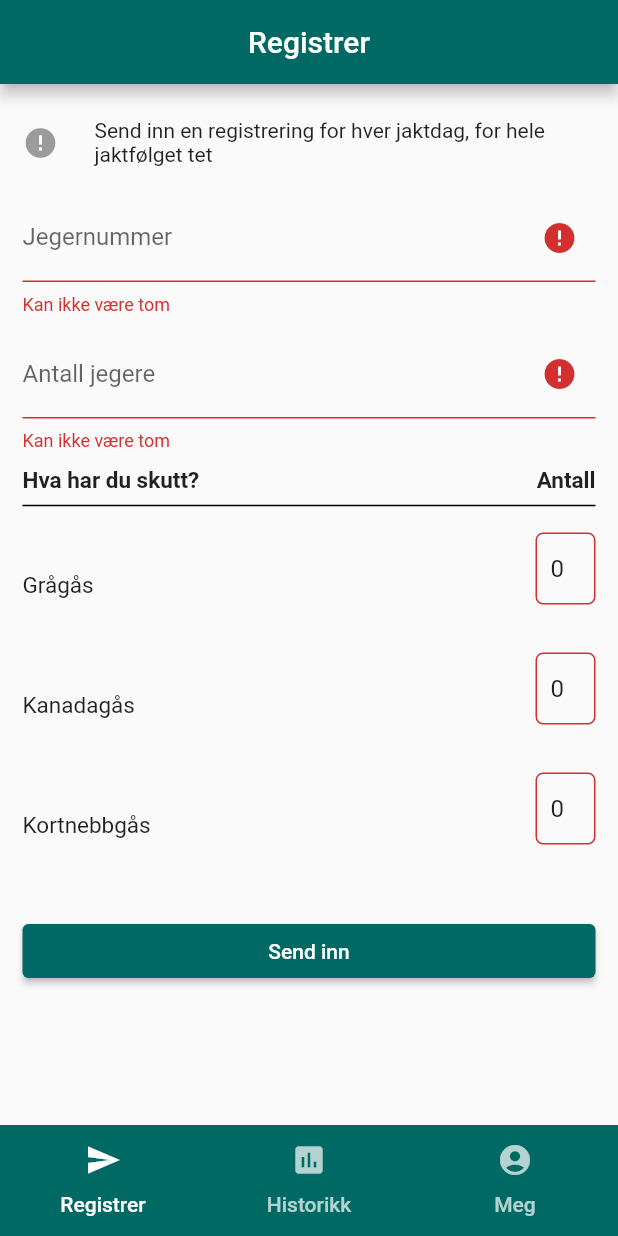
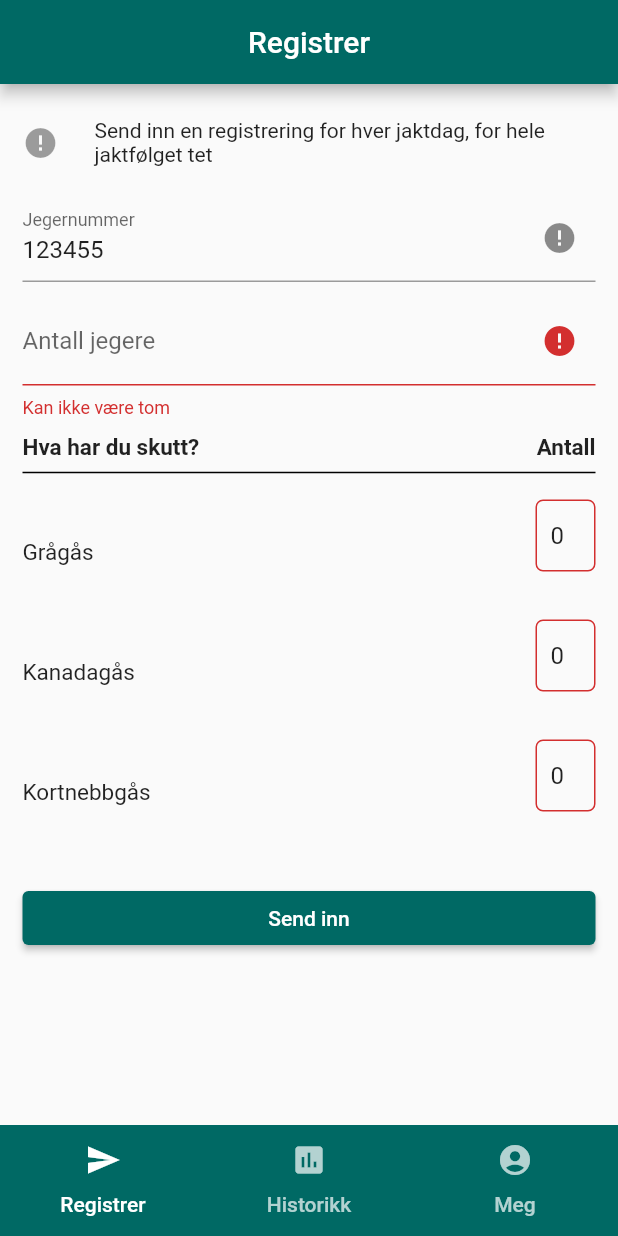
Before and after one commit to magnusgeriksson/gasejakt, a Flutter app: the screen it shows after launch, after a tap on "Send inn", on a phone screen of 412 x 824 dp. Run offline on Flutter 3.47's test engine with Material 2 defaults, Android fonts, the light colour scheme and no system bars; our stand-ins replace get_it.

Commit message:
Get jeger from view model

```diff
--- a/lib/business_logic/utils/constants.dart
+++ b/lib/business_logic/utils/constants.dart
@@ -1 +1,20 @@
-//HELLO THERE
+import 'dart:ui';
+
+import 'package:flutter/material.dart';
+
+const PrimaryColor = Color(0xFF006964);
+const MaterialColor kPrimaryColor = const MaterialColor(
+  0xFF006964,
+  const <int, Color>{
+    50: const Color(0xFF006964),
+    100: const Color(0xFF006964),
+    200: const Color(0xFF006964),
+    300: const Color(0xFF006964),
+    400: const Color(0xFF006964),
+    500: const Color(0xFF006964),
+    600: const Color(0xFF006964),
+    700: const Color(0xFF006964),
+    800: const Color(0xFF006964),
+    900: const Color(0xFF006964),
+  },
+);
--- /dev/null
+++ b/lib/business_logic/view_models/register_view_model.dart
@@ -0,0 +1,40 @@
+import 'package:flutter/material.dart';
+import 'package:gasejakt/business_logic/models/hunter.dart';
+import 'package:gasejakt/business_logic/models/huntingday.dart';
+import 'package:gasejakt/services/goosehunt/goosehunt_service.dart';
+import 'package:gasejakt/services/service_locator.dart';
+
+class RegisterViewModel extends ChangeNotifier {
+  final GoosehuntService _goosehuntService = serviceLocator<GoosehuntService>();
+
+  RegisterPresentation _registerPresentation;
+
+  RegisterPresentation get registerPresentation => _registerPresentation;
+
+  void sendData(Huntingday huntingday) async {
+    var res = await _goosehuntService.registerHuntingday(huntingday);
+
+    notifyListeners();
+  }
+
+  void getKommuner() async {
+
+  }
+
+  Future<void> loadData() async {
+    var hunter = await _goosehuntService.getHunter();
+    _prepareRegisterPresentation(hunter);
+
+    notifyListeners();
+  }
+
+  void _prepareRegisterPresentation(Hunter hunter) {
+    _registerPresentation = RegisterPresentation(hunter.hunterNumber);
+  }
+}
+
+class RegisterPresentation {
+  final String jegernummer;
+
+  RegisterPresentation(this.jegernummer);
+}
--- a/lib/business_logic/view_models/register_viewmodel.dart
+++ /dev/null
@@ -1,16 +0,0 @@
-import 'package:flutter/material.dart';
-import 'package:gasejakt/business_logic/models/huntingday.dart';
-import 'package:gasejakt/services/goosehunt/goosehunt_service.dart';
-import 'package:gasejakt/services/service_locator.dart';
-
-class RegisterViewModel extends ChangeNotifier {
-  final GoosehuntService _goosehuntService = serviceLocator<GoosehuntService>();
-
-  void sendData(Huntingday huntingday) async {
-
-    await _goosehuntService.registerHuntingday(huntingday);
-
-  }
-
-  String testString = "Registrer";
-}
--- a/lib/main.dart
+++ b/lib/main.dart
@@ -4,27 +4,12 @@ import 'package:gasejakt/ui/screens/history_screen.dart';
 import 'package:gasejakt/ui/screens/profile_screen.dart';
 import 'package:gasejakt/ui/screens/register_screen.dart';
 
+import 'business_logic/utils/constants.dart';
+
 void main() {
   setupServiceLocator();
   runApp(GoosehuntApp());
 }
-
-const PrimaryColor = Color(0xFF006964);
-const MaterialColor kPrimaryColor = const MaterialColor(
-  0xFF006964,
-  const <int, Color>{
-    50: const Color(0xFF006964),
-    100: const Color(0xFF006964),
-    200: const Color(0xFF006964),
-    300: const Color(0xFF006964),
-    400: const Color(0xFF006964),
-    500: const Color(0xFF006964),
-    600: const Color(0xFF006964),
-    700: const Color(0xFF006964),
-    800: const Color(0xFF006964),
-    900: const Color(0xFF006964),
-  },
-);
 
 class GoosehuntApp extends StatelessWidget {
   // This widget is the root of your application.
--- a/lib/services/goosehunt/goosehunt_service.dart
+++ b/lib/services/goosehunt/goosehunt_service.dart
@@ -1,8 +1,9 @@
 import 'package:gasejakt/business_logic/models/hunter.dart';
 import 'package:gasejakt/business_logic/models/huntingday.dart';
+import 'package:http/http.dart' as http;
 
 abstract class GoosehuntService {
-  Future<void> registerHuntingday(Huntingday huntingday);
+  Future<http.Response> registerHuntingday(Huntingday huntingday);
   Future<Hunter> getHunter();
   void registerHunter();
 }
--- a/lib/services/goosehunt/goosehunt_service_fake.dart
+++ b/lib/services/goosehunt/goosehunt_service_fake.dart
@@ -1,11 +1,12 @@
 import 'package:gasejakt/business_logic/models/hunter.dart';
 import 'package:gasejakt/business_logic/models/huntingday.dart';
 import 'package:gasejakt/services/goosehunt/goosehunt_service.dart';
+import 'package:http/http.dart' as http;
 
 class GoosehuntServiceFake implements GoosehuntService {
   @override
-  Future<void> registerHuntingday(Huntingday huntingday) async {
-    return;
+  Future<http.Response> registerHuntingday(Huntingday huntingday) async {
+    return new http.Response("body", 200);
   }
 
   @override
--- a/lib/services/service_locator.dart
+++ b/lib/services/service_locator.dart
@@ -1,4 +1,4 @@
-import 'package:gasejakt/business_logic/view_models/register_viewmodel.dart';
+import 'package:gasejakt/business_logic/view_models/register_view_model.dart';
 import 'package:gasejakt/services/goosehunt/goosehunt_service.dart';
 import 'package:gasejakt/services/goosehunt/goosehunt_service_fake.dart';
 import 'package:get_it/get_it.dart';
--- a/lib/ui/screens/register_screen.dart
+++ b/lib/ui/screens/register_screen.dart
@@ -1,5 +1,5 @@
 import 'package:flutter/material.dart';
-import 'package:gasejakt/business_logic/view_models/register_viewmodel.dart';
+import 'package:gasejakt/business_logic/view_models/register_view_model.dart';
 import 'package:gasejakt/services/service_locator.dart';
 import 'package:gasejakt/ui/widgets/column_spacer.dart';
 import 'package:gasejakt/ui/widgets/md_number_input_row.dart';
@@ -29,12 +29,19 @@ class _RegisterState extends State<RegisterScreen> {
 
   @override
   void initState() {
-    //model.loadData(); <-- Hent huntingdaymodel med jegernummer registrert?
     super.initState();
+
+    loadDefaultData();
     _kanadagasNumberController.addListener(incrementGooseCounter);
     _gragasNumberController.addListener(incrementGooseCounter);
     _kortnebbgasNumberController.addListener(incrementGooseCounter);
   }
+
+  void loadDefaultData() async {
+    await viewModel.loadData();
+    _jegerNummerController.text = viewModel.registerPresentation.jegernummer;
+  }
+
 
   @override
   void dispose() {
@@ -66,14 +73,13 @@ class _RegisterState extends State<RegisterScreen> {
     return ChangeNotifierProvider<RegisterViewModel>.value(
         value: viewModel,
         child: Consumer<RegisterViewModel>(
-          builder: (context, value, child) => Scaffold(
+          builder: (context, model, child) => Scaffold(
               //TODO legg AppBar i main?
               appBar: AppBar(
                 centerTitle: true,
                 title: Text("Registrer"),
               ),
-            body:
-            ListView(
+              body: ListView(
                   padding: EdgeInsets.symmetric(vertical: 15, horizontal: 15),
                   children: [
                     Form(
@@ -176,4 +182,5 @@ class _RegisterState extends State<RegisterScreen> {
           ),
         ));
   }
+
 }
--- a/pubspec.yaml
+++ b/pubspec.yaml
@@ -25,6 +25,7 @@ dependencies:
     sdk: flutter
   provider: ^5.0.0
   get_it: ^6.0.0
+  http: 0.13.0
 
   # The following adds the Cupertino Icons font to your application.
   # Use with the CupertinoIcons class for iOS style icons.
```
Also changed, not shown: pubspec.lock. Lines whose indentation alone changed are shown as unchanged.
